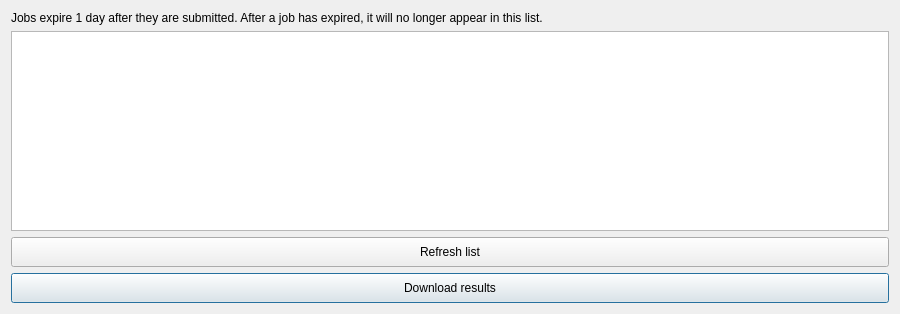
This is LDMP/gui/DlgJobs.ui in LocateIT/trends.earth as Qt 5 draws it before an edit. The edited form follows.
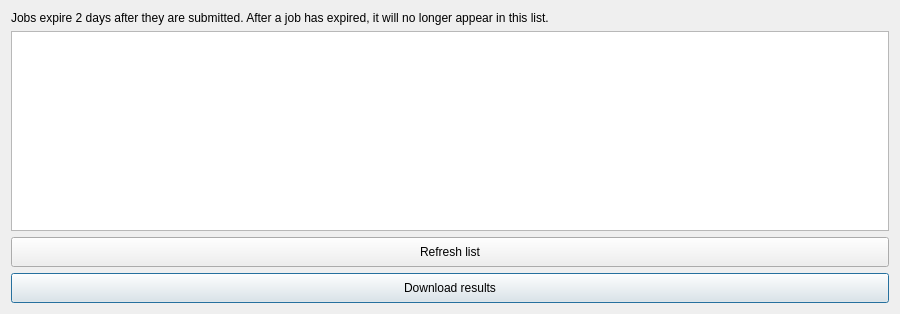
This is the edited form.

```diff
--- a/LDMP/gui/DlgJobs.ui
+++ b/LDMP/gui/DlgJobs.ui
@@ -32,7 +32,7 @@
    <item row="0" column="0">
     <widget class="QLabel" name="label">
      <property name="text">
-      <string>Jobs expire 1 day after they are submitted. After a job has expired, it will no longer appear in this list.</string>
+      <string>Jobs expire 2 days after they are submitted. After a job has expired, it will no longer appear in this list.</string>
      </property>
      <property name="wordWrap">
       <bool>true</bool>
```
